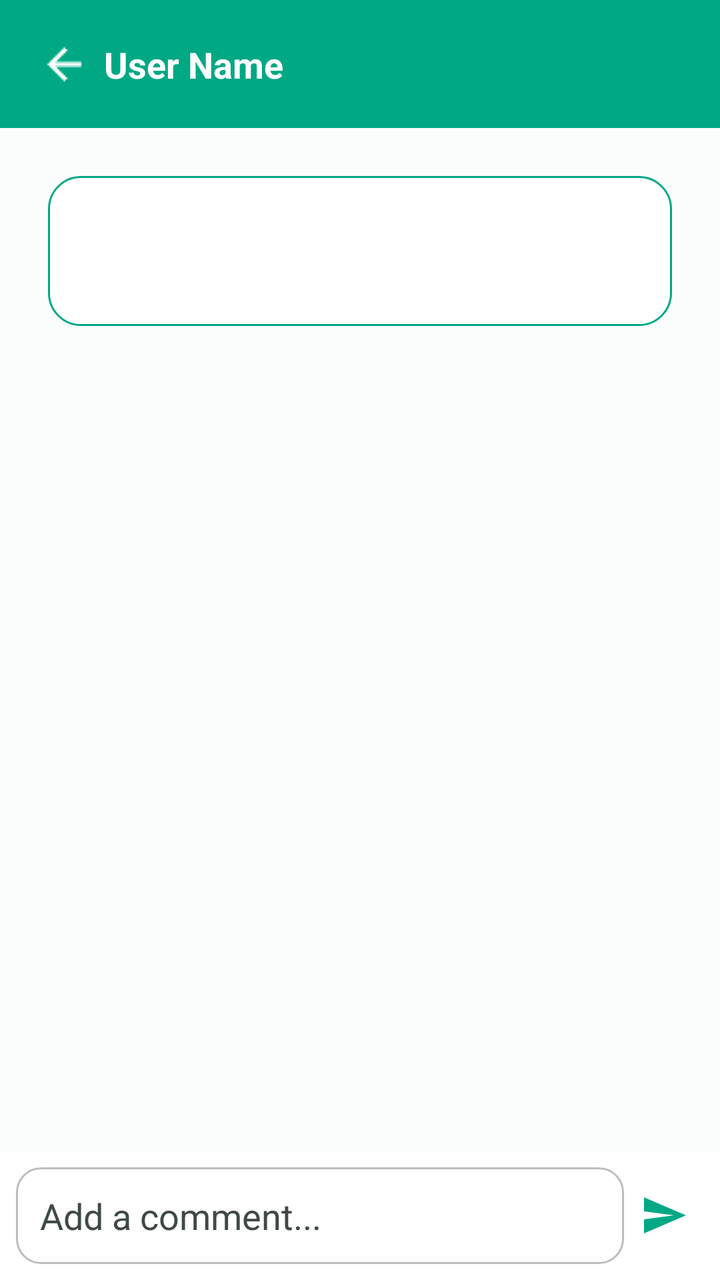
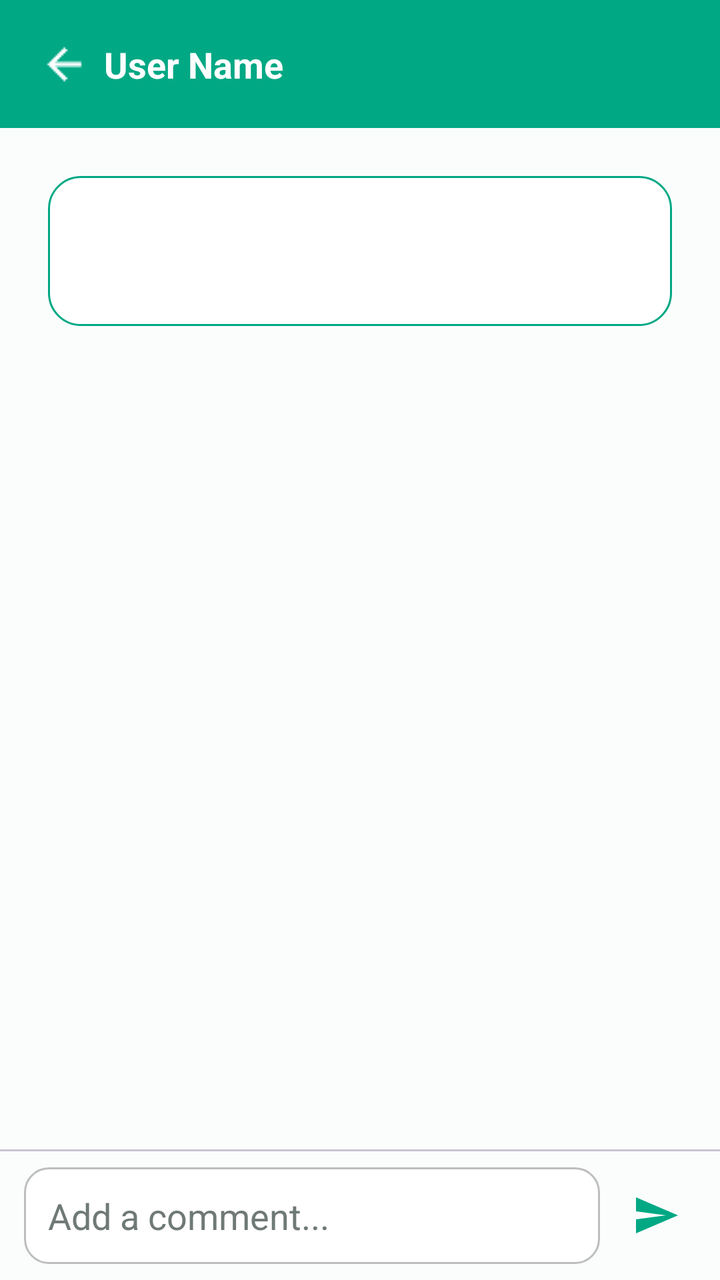

Two renders of the same Android screen: before a commit and after it. Below are the layout's source before the change and the commit's diff.
<!-- AndroidManifest.xml: application theme Theme.GupShup -->
<!-- res/layout/activity_status_story.xml -->
<?xml version="1.0" encoding="utf-8"?>
<androidx.constraintlayout.widget.ConstraintLayout
    xmlns:android="http://schemas.android.com/apk/res/android"
    xmlns:app="http://schemas.android.com/apk/res-auto"
    android:id="@+id/storyRoot"
    android:layout_width="match_parent"
    android:layout_height="match_parent"
    android:background="@color/appBackground">

    
    <androidx.appcompat.widget.Toolbar
        android:id="@+id/storyToolbar"
        android:layout_width="0dp"
        android:layout_height="wrap_content"
        android:background="@color/colorPrimary"
        app:layout_constraintTop_toTopOf="parent"
        app:layout_constraintStart_toStartOf="parent"
        app:layout_constraintEnd_toEndOf="parent"/>

    
    <ImageButton
        android:id="@+id/backButton"
        android:layout_width="40dp"
        android:layout_height="40dp"
        android:layout_marginStart="12dp"
        android:layout_marginTop="8dp"
        android:layout_marginBottom="8dp"
        android:background="?attr/selectableItemBackgroundBorderless"
        android:padding="8dp"
        android:src="@drawable/ic_back"
        android:contentDescription="Back"
        app:tint="@android:color/white"
        app:layout_constraintTop_toTopOf="@id/storyToolbar"
        app:layout_constraintBottom_toBottomOf="@id/storyToolbar"
        app:layout_constraintStart_toStartOf="parent" />

    
    <TextView
        android:id="@+id/userNameTextView"
        android:layout_width="wrap_content"
        android:layout_height="wrap_content"
        android:text="User Name"
        android:textColor="@android:color/white"
        android:textStyle="bold"
        android:textSize="18sp"
        app:layout_constraintStart_toEndOf="@id/backButton"
        app:layout_constraintTop_toTopOf="@id/backButton"
        app:layout_constraintBottom_toBottomOf="@id/backButton"/>

    
    <ImageButton
        android:id="@+id/deleteStatusButton"
        android:layout_width="40dp"
        android:layout_height="40dp"
        android:layout_marginEnd="12dp"
        android:background="?attr/selectableItemBackgroundBorderless"
        android:padding="8dp"
        android:src="@drawable/ic_delete"
        android:contentDescription="Delete"
        android:visibility="gone"
        app:tint="@android:color/white"
        app:layout_constraintEnd_toEndOf="parent"
        app:layout_constraintTop_toTopOf="@id/backButton"
        app:layout_constraintBottom_toBottomOf="@id/backButton" />

    
    <TextView
        android:id="@+id/statusTextView"
        android:layout_width="0dp"
        android:layout_height="wrap_content"
        android:layout_margin="24dp"
        android:textColor="#212121"
        android:textSize="20sp"
        android:textStyle="bold"
        android:gravity="center"
        android:background="@drawable/bg_status_bubble"
        android:padding="24dp"
        app:layout_constraintTop_toBottomOf="@id/storyToolbar"
        app:layout_constraintStart_toStartOf="parent"
        app:layout_constraintEnd_toEndOf="parent" />

    
    <TextView
        android:id="@+id/timestampTextView"
        android:layout_width="wrap_content"
        android:layout_height="wrap_content"
        android:textColor="#757575"
        android:textSize="14sp"
        android:layout_marginEnd="16dp"
        android:layout_marginTop="4dp"
        app:layout_constraintTop_toBottomOf="@id/statusTextView"
        app:layout_constraintEnd_toEndOf="parent" />

    
    <androidx.recyclerview.widget.RecyclerView
        android:id="@+id/commentsRecyclerView"
        android:layout_width="0dp"
        android:layout_height="0dp"
        android:padding="8dp"
        app:layout_constraintTop_toBottomOf="@id/timestampTextView"
        app:layout_constraintBottom_toTopOf="@id/commentInputLayout"
        app:layout_constraintStart_toStartOf="parent"
        app:layout_constraintEnd_toEndOf="parent" />

    
    <LinearLayout
        android:id="@+id/commentInputLayout"
        android:layout_width="0dp"
        android:layout_height="wrap_content"
        android:orientation="horizontal"
        android:gravity="center_vertical"
        android:padding="8dp"
        android:background="@android:color/white"
        app:layout_constraintBottom_toBottomOf="parent"
        app:layout_constraintStart_toStartOf="parent"
        app:layout_constraintEnd_toEndOf="parent">

        <EditText
            android:id="@+id/commentEditText"
            android:layout_width="0dp"
            android:layout_height="wrap_content"
            android:layout_weight="1"
            android:hint="Add a comment..."
            android:background="@drawable/bg_comment_input"
            android:padding="12dp"/>

        <ImageButton
            android:id="@+id/sendCommentButton"
            android:layout_width="40dp"
            android:layout_height="40dp"
            android:src="@drawable/ic_send"
            android:contentDescription="Send"
            android:background="@android:color/transparent"
            app:tint="@color/colorPrimary"/>
    </LinearLayout>

</androidx.constraintlayout.widget.ConstraintLayout>
<!-- resources referenced by this layout -->
<resources>
  <color name="appBackground">@color/surface</color>
  <color name="colorPrimary">#00A884</color>
  <!-- drawable bg_comment_input (drawable) -->
  <?xml version="1.0" encoding="utf-8"?>
  <shape xmlns:android="http://schemas.android.com/apk/res/android"
      android:shape="rectangle">
  
      <solid android:color="@android:color/white" />
      <stroke android:width="1dp" android:color="#BDBDBD" />
      <corners android:radius="12dp" />
      <padding
          android:left="8dp"
          android:top="8dp"
          android:right="8dp"
          android:bottom="8dp" />
  </shape>
  <!-- drawable bg_status_bubble (drawable) -->
  <?xml version="1.0" encoding="utf-8"?>
  <shape xmlns:android="http://schemas.android.com/apk/res/android" android:shape="rectangle">
      <solid android:color="@android:color/white" />
      <corners android:radius="16dp" />
      <padding
          android:left="16dp"
          android:top="12dp"
          android:right="16dp"
          android:bottom="12dp" />
      <stroke android:width="1dp" android:color="@color/colorPrimary" />
  </shape>
  <!-- drawable ic_send (drawable) -->
  <?xml version="1.0" encoding="utf-8"?>
  <vector xmlns:android="http://schemas.android.com/apk/res/android"
      android:width="24dp"
      android:height="24dp"
      android:viewportWidth="24"
      android:viewportHeight="24">
      <path
          android:fillColor="@color/colorPrimary"
          android:pathData="M2.01,21L23,12 2.01,3 2,10 17,12 2,14z"/>
  </vector>
  <color name="surface">#FBFDFD</color>
  <color name="onPrimary">#FFFFFF</color>
  <color name="colorPrimaryContainer">#D0F8EC</color>
  <color name="onPrimaryContainer">#00201A</color>
  <color name="colorSecondary">#4A635D</color>
  <color name="onSecondary">#FFFFFF</color>
  <color name="colorSecondaryContainer">#CCE8E0</color>
  <color name="onSecondaryContainer">#05201A</color>
  <color name="colorTertiary">#4B607C</color>
  <color name="onTertiary">#FFFFFF</color>
  <color name="colorTertiaryContainer">#D3E4FF</color>
  <color name="onTertiaryContainer">#041C35</color>
  <color name="background">#FFFFFF</color>
  <color name="surfaceVariant">#DBE5E0</color>
  <color name="onSurface">#191C1B</color>
  <color name="onSurfaceVariant">#3F4946</color>
  <color name="outline">#6F7976</color>
  <color name="colorSurfaceContainer">#F0F4F3</color>
  <color name="colorSurfaceContainerLow">#F6FBF9</color>
  <color name="error">#BA1A1A</color>
  <color name="onError">#FFFFFF</color>
  <color name="errorContainer">#FFDAD6</color>
  <color name="onErrorContainer">#410002</color>
  <!-- unchanged entries left out for length: 3 -->
</resources>

<!-- the commit's change to res/layout/activity_status_story.xml (unified diff, before → after) -->
@@ -5,14 +5,14 @@
     android:id="@+id/storyRoot"
     android:layout_width="match_parent"
     android:layout_height="match_parent"
-    android:background="@color/appBackground">
+    android:background="?attr/colorSurface">
 
     
-    <androidx.appcompat.widget.Toolbar
+    <com.google.android.material.appbar.MaterialToolbar
         android:id="@+id/storyToolbar"
         android:layout_width="0dp"
-        android:layout_height="wrap_content"
-        android:background="@color/colorPrimary"
+        android:layout_height="?attr/actionBarSize"
+        android:background="?attr/colorPrimary"
         app:layout_constraintTop_toTopOf="parent"
         app:layout_constraintStart_toStartOf="parent"
         app:layout_constraintEnd_toEndOf="parent"/>
@@ -23,13 +23,11 @@
         android:layout_width="40dp"
         android:layout_height="40dp"
         android:layout_marginStart="12dp"
-        android:layout_marginTop="8dp"
-        android:layout_marginBottom="8dp"
         android:background="?attr/selectableItemBackgroundBorderless"
         android:padding="8dp"
         android:src="@drawable/ic_back"
         android:contentDescription="Back"
-        app:tint="@android:color/white"
+        app:tint="?attr/colorOnPrimary"
         app:layout_constraintTop_toTopOf="@id/storyToolbar"
         app:layout_constraintBottom_toBottomOf="@id/storyToolbar"
         app:layout_constraintStart_toStartOf="parent" />
@@ -40,7 +38,7 @@
         android:layout_width="wrap_content"
         android:layout_height="wrap_content"
         android:text="User Name"
-        android:textColor="@android:color/white"
+        android:textColor="?attr/colorOnPrimary"
         android:textStyle="bold"
         android:textSize="18sp"
         app:layout_constraintStart_toEndOf="@id/backButton"
@@ -58,7 +56,7 @@
         android:src="@drawable/ic_delete"
         android:contentDescription="Delete"
         android:visibility="gone"
-        app:tint="@android:color/white"
+        app:tint="?attr/colorOnPrimary"
         app:layout_constraintEnd_toEndOf="parent"
         app:layout_constraintTop_toTopOf="@id/backButton"
         app:layout_constraintBottom_toBottomOf="@id/backButton" />
@@ -69,7 +67,7 @@
         android:layout_width="0dp"
         android:layout_height="wrap_content"
         android:layout_margin="24dp"
-        android:textColor="#212121"
+        android:textColor="?attr/colorOnSurface"
         android:textSize="20sp"
         android:textStyle="bold"
         android:gravity="center"
@@ -84,7 +82,7 @@
         android:id="@+id/timestampTextView"
         android:layout_width="wrap_content"
         android:layout_height="wrap_content"
-        android:textColor="#757575"
+        android:textColor="?attr/colorOutline"
         android:textSize="14sp"
         android:layout_marginEnd="16dp"
         android:layout_marginTop="4dp"
@@ -98,6 +96,16 @@
         android:layout_height="0dp"
         android:padding="8dp"
         app:layout_constraintTop_toBottomOf="@id/timestampTextView"
+        app:layout_constraintBottom_toTopOf="@id/commentDivider"
+        app:layout_constraintStart_toStartOf="parent"
+        app:layout_constraintEnd_toEndOf="parent" />
+
+    
+    <View
+        android:id="@+id/commentDivider"
+        android:layout_width="0dp"
+        android:layout_height="1dp"
+        android:background="?attr/colorOutlineVariant"
         app:layout_constraintBottom_toTopOf="@id/commentInputLayout"
         app:layout_constraintStart_toStartOf="parent"
         app:layout_constraintEnd_toEndOf="parent" />
@@ -109,8 +117,9 @@
         android:layout_height="wrap_content"
         android:orientation="horizontal"
         android:gravity="center_vertical"
-        android:padding="8dp"
-        android:background="@android:color/white"
+        android:paddingHorizontal="12dp"
+        android:paddingVertical="8dp"
+        android:background="?attr/colorSurface"
         app:layout_constraintBottom_toBottomOf="parent"
         app:layout_constraintStart_toStartOf="parent"
         app:layout_constraintEnd_toEndOf="parent">
@@ -121,6 +130,8 @@
             android:layout_height="wrap_content"
             android:layout_weight="1"
             android:hint="Add a comment..."
+            android:textColorHint="?attr/colorOutline"
+            android:textColor="?attr/colorOnSurface"
             android:background="@drawable/bg_comment_input"
             android:padding="12dp"/>
 
@@ -128,10 +139,11 @@
             android:id="@+id/sendCommentButton"
             android:layout_width="40dp"
             android:layout_height="40dp"
+            android:layout_marginStart="8dp"
             android:src="@drawable/ic_send"
             android:contentDescription="Send"
-            android:background="@android:color/transparent"
-            app:tint="@color/colorPrimary"/>
+            android:background="?attr/selectableItemBackgroundBorderless"
+            app:tint="?attr/colorPrimary"/>
     </LinearLayout>
 
 </androidx.constraintlayout.widget.ConstraintLayout>
<!-- resource entries referenced after the edit -->
@@ -1,6 +1,5 @@
 <!-- resources referenced by this layout -->
 <resources>
-  <color name="appBackground">@color/surface</color>
   <color name="colorPrimary">#00A884</color>
   <!-- drawable bg_comment_input (drawable) -->
   <?xml version="1.0" encoding="utf-8"?>
